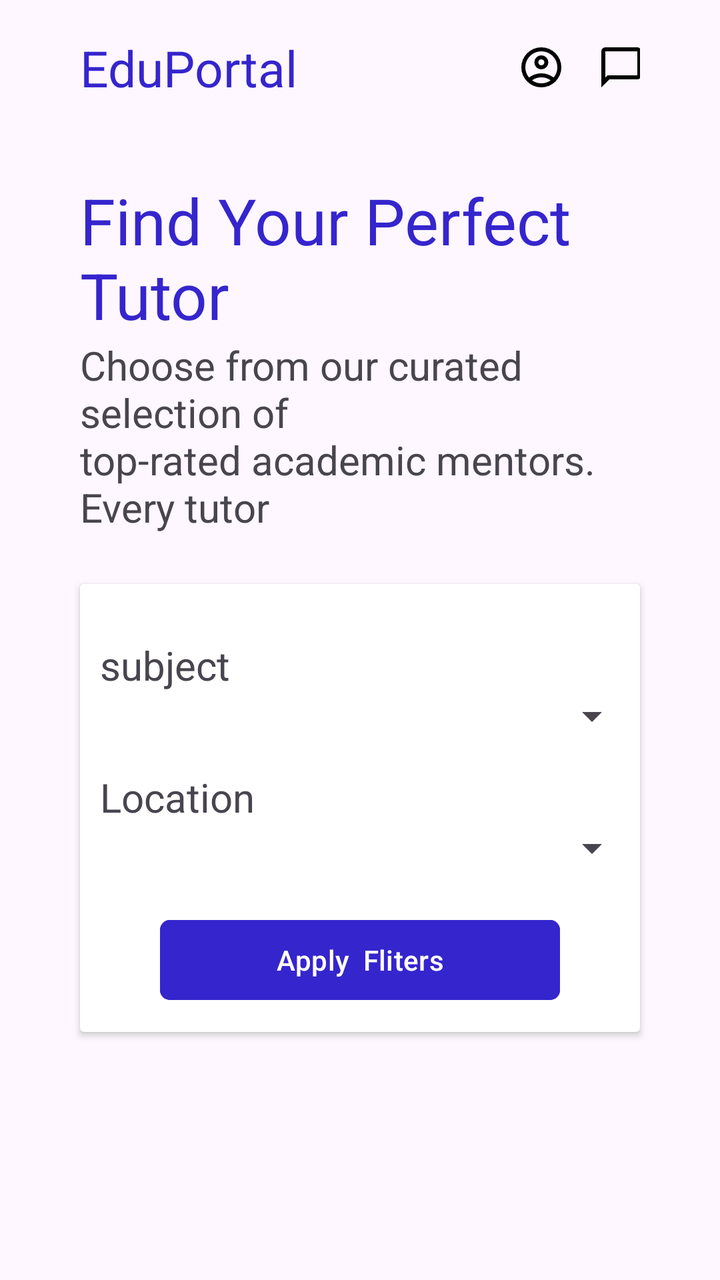
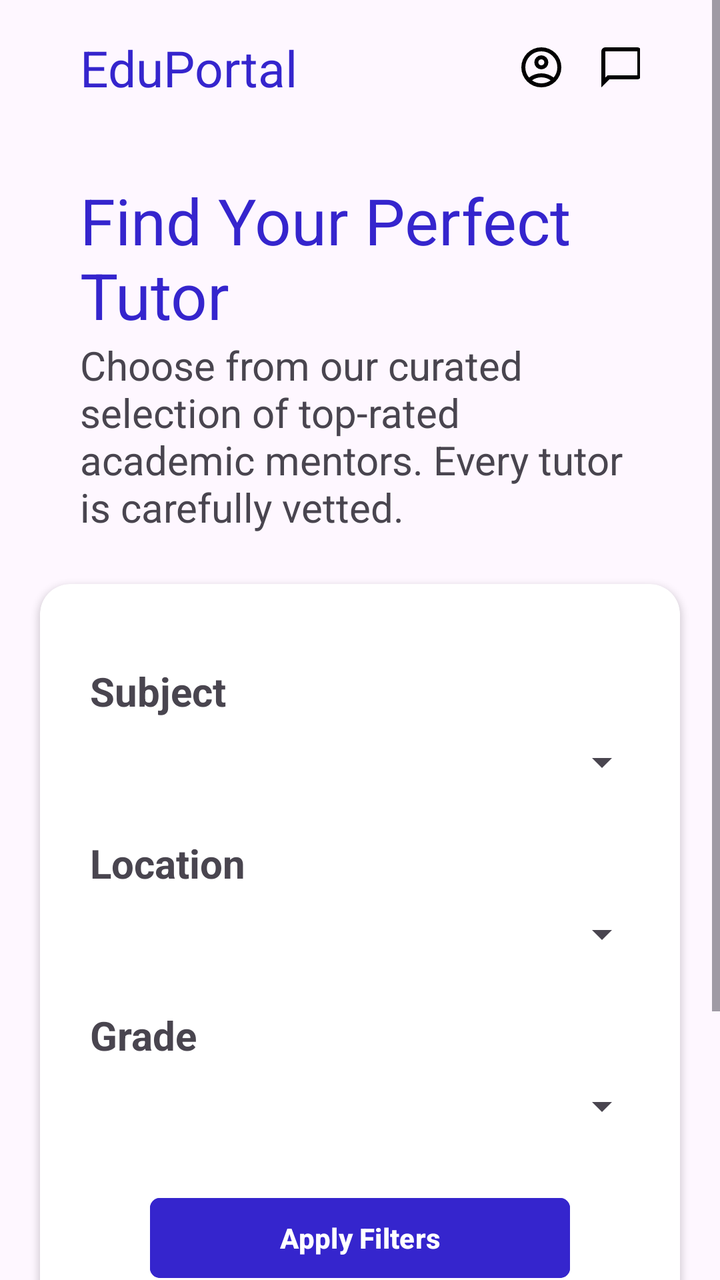

Two renders of the same Android screen: before a commit and after it. Below are the layout's source before the change and the commit's diff.
<!-- AndroidManifest.xml: application theme Theme.MyTutor -->
<!-- res/layout/fragment_find_tutor.xml -->
<?xml version="1.0" encoding="utf-8"?>
<ScrollView xmlns:android="http://schemas.android.com/apk/res/android"
    xmlns:tools="http://schemas.android.com/tools"
    android:layout_width="match_parent"
    android:layout_height="match_parent"
    xmlns:app="http://schemas.android.com/apk/res-auto"
    tools:context=".FindTutorFragment">

    <LinearLayout
        android:layout_width="match_parent"
        android:layout_height="match_parent"
        android:orientation="vertical">

        <LinearLayout
            android:layout_width="match_parent"
            android:layout_height="wrap_content"
            android:layout_marginTop="17dp"
            android:layout_marginHorizontal="40dp"
            android:orientation="horizontal">
            <TextView
                android:layout_width="wrap_content"
                android:layout_height="wrap_content"
                android:textColor="@color/btn"
                android:text="EduPortal"
                android:textSize="25sp"/>

            <TextView
                android:layout_width="wrap_content"
                android:layout_height="wrap_content"
                android:textSize="25sp"
                android:layout_marginStart="110dp"
                android:drawableLeft="@drawable/outline_account_circle_24"/>
            <TextView
                android:layout_width="wrap_content"
                android:layout_height="wrap_content"
                android:textSize="25sp"
                android:layout_marginStart="16dp"
                android:drawableLeft="@drawable/outline_chat_bubble_24"/>
            <TextView
                android:layout_width="wrap_content"
                android:layout_height="wrap_content"
                android:textSize="25sp"
                android:layout_marginStart="16dp"
                android:drawableLeft="@drawable/outline_account_circle_24"/>

        </LinearLayout>

        <TextView
            android:layout_width="wrap_content"
            android:layout_height="wrap_content"
            android:textSize="32sp"
            android:layout_marginTop="38dp"
            android:layout_marginStart="40dp"
            android:textColor="@color/btn"
            android:text="Find Your Perfect Tutor"/>

        <TextView
            android:layout_width="wrap_content"
            android:layout_height="wrap_content"
            android:layout_marginHorizontal="40dp"
            android:textSize="20sp"
            android:text="Choose from our curated selection of \ntop-rated academic mentors. Every tutor "/>


        <androidx.cardview.widget.CardView
    android:layout_width="match_parent"
    android:layout_height="wrap_content"
    android:layout_marginTop="25dp"
    android:layout_marginHorizontal="40dp">
    <LinearLayout
        android:layout_width="match_parent"
        android:layout_height="wrap_content"
        android:layout_marginVertical="12dp"
        android:orientation="vertical">
        <TextView
            android:layout_marginTop="15dp"
            android:layout_marginHorizontal="10sp"
            android:layout_width="match_parent"
            android:textSize="20sp"
            android:layout_height="wrap_content"
            android:text="subject"/>
        <Spinner
            android:layout_width="match_parent"
            android:layout_height="wrap_content"/>
        <TextView
            android:layout_marginTop="15dp"
            android:layout_marginHorizontal="10sp"
            android:layout_width="match_parent"
            android:textSize="20sp"
            android:layout_height="wrap_content"
            android:text="Location"/>
        <Spinner
            android:layout_width="match_parent"
            android:layout_height="wrap_content"/>

        <com.google.android.material.button.MaterialButton
            android:layout_width="match_parent"
            android:layout_height="wrap_content"
            android:layout_marginHorizontal="40dp"
            android:layout_marginTop="20dp"
            android:backgroundTint="@color/btn"
            app:cornerRadius="5dp"
            android:text="Apply  Fliters"/>
    </LinearLayout>
</androidx.cardview.widget.CardView>



        <ListView
            android:layout_width="match_parent"
            android:layout_height="wrap_content"
            android:id="@+id/timeTable"
            android:layout_marginStart="28dp"
            android:layout_marginEnd="22dp"
            android:layout_marginTop="30dp"/>




    </LinearLayout>

</ScrollView>
<!-- resources referenced by this layout -->
<resources>
  <color name="btn">#3525CD</color>
  <!-- drawable outline_account_circle_24 (drawable) -->
  <vector xmlns:android="http://schemas.android.com/apk/res/android" android:height="24dp" android:tint="#000000" android:viewportHeight="960" android:viewportWidth="960" android:width="24dp">
        
      <path android:fillColor="@android:color/white" android:pathData="M234,684Q285,645 348,622.5Q411,600 480,600Q549,600 612,622.5Q675,645 726,684Q761,643 780.5,591Q800,539 800,480Q800,347 706.5,253.5Q613,160 480,160Q347,160 253.5,253.5Q160,347 160,480Q160,539 179.5,591Q199,643 234,684ZM380.5,479.5Q340,439 340,380Q340,321 380.5,280.5Q421,240 480,240Q539,240 579.5,280.5Q620,321 620,380Q620,439 579.5,479.5Q539,520 480,520Q421,520 380.5,479.5ZM480,880Q397,880 324,848.5Q251,817 197,763Q143,709 111.5,636Q80,563 80,480Q80,397 111.5,324Q143,251 197,197Q251,143 324,111.5Q397,80 480,80Q563,80 636,111.5Q709,143 763,197Q817,251 848.5,324Q880,397 880,480Q880,563 848.5,636Q817,709 763,763Q709,817 636,848.5Q563,880 480,880ZM580,784.5Q627,769 666,740Q627,711 580,695.5Q533,680 480,680Q427,680 380,695.5Q333,711 294,740Q333,769 380,784.5Q427,800 480,800Q533,800 580,784.5ZM523,423Q540,406 540,380Q540,354 523,337Q506,320 480,320Q454,320 437,337Q420,354 420,380Q420,406 437,423Q454,440 480,440Q506,440 523,423ZM480,380Q480,380 480,380Q480,380 480,380Q480,380 480,380Q480,380 480,380Q480,380 480,380Q480,380 480,380Q480,380 480,380Q480,380 480,380ZM480,740Q480,740 480,740Q480,740 480,740Q480,740 480,740Q480,740 480,740Q480,740 480,740Q480,740 480,740Q480,740 480,740Q480,740 480,740Z"/>
      
  </vector>
  <!-- drawable outline_chat_bubble_24 (drawable) -->
  <vector xmlns:android="http://schemas.android.com/apk/res/android" android:height="24dp" android:tint="#000000" android:viewportHeight="960" android:viewportWidth="960" android:width="24dp">
        
      <path android:fillColor="@android:color/white" android:pathData="M80,880L80,160Q80,127 103.5,103.5Q127,80 160,80L800,80Q833,80 856.5,103.5Q880,127 880,160L880,640Q880,673 856.5,696.5Q833,720 800,720L240,720L80,880ZM206,640L800,640Q800,640 800,640Q800,640 800,640L800,160Q800,160 800,160Q800,160 800,160L160,160Q160,160 160,160Q160,160 160,160L160,685L206,640ZM160,640L160,640L160,160Q160,160 160,160Q160,160 160,160L160,160Q160,160 160,160Q160,160 160,160L160,640Q160,640 160,640Q160,640 160,640Z"/>
      
  </vector>
  <style name="Theme.MyTutor" parent="Base.Theme.MyTutor" />
  <style name="Base.Theme.MyTutor" parent="Theme.Material3.DayNight.NoActionBar">
          
          
      </style>
</resources>

<!-- the commit's change to res/layout/fragment_find_tutor.xml (unified diff, before → after) -->
@@ -1,122 +1,196 @@
 <?xml version="1.0" encoding="utf-8"?>
-<ScrollView xmlns:android="http://schemas.android.com/apk/res/android"
+<ScrollView
+    xmlns:android="http://schemas.android.com/apk/res/android"
+    xmlns:app="http://schemas.android.com/apk/res-auto"
     xmlns:tools="http://schemas.android.com/tools"
     android:layout_width="match_parent"
     android:layout_height="match_parent"
-    xmlns:app="http://schemas.android.com/apk/res-auto"
     tools:context=".FindTutorFragment">
 
     <LinearLayout
         android:layout_width="match_parent"
-        android:layout_height="match_parent"
+        android:layout_height="wrap_content"
         android:orientation="vertical">
 
+        
         <LinearLayout
             android:layout_width="match_parent"
             android:layout_height="wrap_content"
             android:layout_marginTop="17dp"
             android:layout_marginHorizontal="40dp"
             android:orientation="horizontal">
-            <TextView
-                android:layout_width="wrap_content"
-                android:layout_height="wrap_content"
-                android:textColor="@color/btn"
-                android:text="EduPortal"
-                android:textSize="25sp"/>
 
             <TextView
                 android:layout_width="wrap_content"
                 android:layout_height="wrap_content"
-                android:textSize="25sp"
-                android:layout_marginStart="110dp"
-                android:drawableLeft="@drawable/outline_account_circle_24"/>
+                android:text="EduPortal"
+                android:textColor="@color/btn"
+                android:textSize="25sp" />
+
             <TextView
                 android:layout_width="wrap_content"
                 android:layout_height="wrap_content"
-                android:textSize="25sp"
-                android:layout_marginStart="16dp"
-                android:drawableLeft="@drawable/outline_chat_bubble_24"/>
+                android:layout_marginStart="110dp"
+                android:drawableLeft="@drawable/outline_account_circle_24"
+                android:textSize="25sp" />
+
             <TextView
                 android:layout_width="wrap_content"
                 android:layout_height="wrap_content"
-                android:textSize="25sp"
                 android:layout_marginStart="16dp"
-                android:drawableLeft="@drawable/outline_account_circle_24"/>
+                android:drawableLeft="@drawable/outline_chat_bubble_24"
+                android:textSize="25sp" />
+
+            <TextView
+                android:layout_width="wrap_content"
+                android:layout_height="wrap_content"
+                android:layout_marginStart="16dp"
+                android:drawableLeft="@drawable/outline_account_circle_24"
+                android:textSize="25sp" />
 
         </LinearLayout>
 
+        
         <TextView
             android:layout_width="wrap_content"
             android:layout_height="wrap_content"
-            android:textSize="32sp"
             android:layout_marginTop="38dp"
             android:layout_marginStart="40dp"
+            android:text="Find Your Perfect Tutor"
             android:textColor="@color/btn"
-            android:text="Find Your Perfect Tutor"/>
+            android:textSize="32sp" />
 
         <TextView
             android:layout_width="wrap_content"
             android:layout_height="wrap_content"
             android:layout_marginHorizontal="40dp"
-            android:textSize="20sp"
-            android:text="Choose from our curated selection of \ntop-rated academic mentors. Every tutor "/>
+            android:text="Choose from our curated selection of top-rated academic mentors. Every tutor is carefully vetted."
+            android:textSize="20sp" />
+
+        
+        <androidx.cardview.widget.CardView
+            android:layout_width="match_parent"
+            android:layout_height="wrap_content"
+            android:layout_marginTop="25dp"
+            android:layout_marginHorizontal="20dp"
+            app:cardCornerRadius="15dp">
+
+            <LinearLayout
+                android:layout_width="match_parent"
+                android:layout_height="wrap_content"
+                android:layout_marginVertical="25dp"
+                android:orientation="vertical"
+                android:paddingHorizontal="15dp">
+
+                
+                <TextView
+                    android:layout_width="match_parent"
+                    android:layout_height="wrap_content"
+                    android:layout_marginHorizontal="10dp"
+                    android:layout_marginTop="15dp"
+                    android:text="Subject"
+                    android:textStyle="bold"
+                    android:textSize="20sp" />
+
+                <Spinner
+                    android:id="@+id/subjectSpinner"
+                    android:layout_width="match_parent"
+                    android:layout_height="wrap_content"
+                    android:layout_marginVertical="10dp" />
+
+                
+                <TextView
+                    android:layout_width="match_parent"
+                    android:layout_height="wrap_content"
+                    android:layout_marginHorizontal="10dp"
+                    android:layout_marginTop="15dp"
+                    android:text="Location"
+                    android:textStyle="bold"
+                    android:textSize="20sp" />
+
+                <Spinner
+                    android:id="@+id/locationSpinner"
+                    android:layout_width="match_parent"
+                    android:layout_height="wrap_content"
+                    android:layout_marginVertical="10dp" />
+
+                
+                <TextView
+                    android:layout_width="match_parent"
+                    android:layout_height="wrap_content"
+                    android:layout_marginHorizontal="10dp"
+                    android:layout_marginTop="15dp"
+                    android:textStyle="bold"
+                    android:text="Grade"
+                    android:textSize="20sp" />
+
+                <Spinner
+                    android:id="@+id/gradeSpinner"
+                    android:layout_width="match_parent"
+                    android:layout_height="wrap_content"
+                    android:layout_marginVertical="10dp" />
+
+                <com.google.android.material.button.MaterialButton
+                    android:id="@+id/btnApplyFilters"
+                    android:layout_width="match_parent"
+                    android:layout_height="wrap_content"
+                    android:layout_marginHorizontal="40dp"
+                    android:layout_marginTop="20dp"
+                    android:backgroundTint="@color/btn"
+                    android:textStyle="bold"
+                    android:text="Apply Filters"
+                    app:cornerRadius="5dp" />
+
+            </LinearLayout>
+
+        </androidx.cardview.widget.CardView>
+
+        
 
 
+        
         <androidx.cardview.widget.CardView
-    android:layout_width="match_parent"
-    android:layout_height="wrap_content"
-    android:layout_marginTop="25dp"
-    android:layout_marginHorizontal="40dp">
-    <LinearLayout
-        android:layout_width="match_parent"
-        android:layout_height="wrap_content"
-        android:layout_marginVertical="12dp"
-        android:orientation="vertical">
-        <TextView
-            android:layout_marginTop="15dp"
-            android:layout_marginHorizontal="10sp"
-            android:layout_width="match_parent"
-            android:textSize="20sp"
-            android:layout_height="wrap_content"
-            android:text="subject"/>
-        <Spinner
-            android:layout_width="match_parent"
-            android:layout_height="wrap_content"/>
-        <TextView
-            android:layout_marginTop="15dp"
-            android:layout_marginHorizontal="10sp"
-            android:layout_width="match_parent"
-            android:textSize="20sp"
-            android:layout_height="wrap_content"
-            android:text="Location"/>
-        <Spinner
-            android:layout_width="match_parent"
-            android:layout_height="wrap_content"/>
-
-        <com.google.android.material.button.MaterialButton
             android:layout_width="match_parent"
             android:layout_height="wrap_content"
-            android:layout_marginHorizontal="40dp"
-            android:layout_marginTop="20dp"
-            android:backgroundTint="@color/btn"
-            app:cornerRadius="5dp"
-            android:text="Apply  Fliters"/>
-    </LinearLayout>
-</androidx.cardview.widget.CardView>
+            android:layout_marginTop="25dp"
+            android:layout_marginHorizontal="20dp"
+            app:cardCornerRadius="15dp">
+
+            <LinearLayout
+                android:layout_width="match_parent"
+                android:layout_height="wrap_content"
+                android:layout_marginVertical="25dp"
+                android:orientation="vertical"
+                android:paddingHorizontal="15dp">
+
+                
+                <TextView
+                    android:layout_width="match_parent"
+                    android:layout_height="wrap_content"
+                    android:layout_marginHorizontal="20dp"
+                    android:layout_marginTop="20dp"
+                    android:text="Available Tutors"
+                    android:textSize="20sp"
+                    android:textStyle="bold" />
+
+                <androidx.recyclerview.widget.RecyclerView
+                    android:id="@+id/timeTable"
+                    android:layout_width="match_parent"
+                    android:layout_height="wrap_content"
+                    android:layout_marginStart="20dp"
+                    android:layout_marginTop="20dp"
+                    android:layout_marginEnd="20dp"
+                    android:nestedScrollingEnabled="false" />
+            </LinearLayout>
+
+        </androidx.cardview.widget.CardView>
 
 
-
-        <ListView
-            android:layout_width="match_parent"
-            android:layout_height="wrap_content"
-            android:id="@+id/timeTable"
-            android:layout_marginStart="28dp"
-            android:layout_marginEnd="22dp"
-            android:layout_marginTop="30dp"/>
 
 
 
 
     </LinearLayout>
 
+
 </ScrollView>
